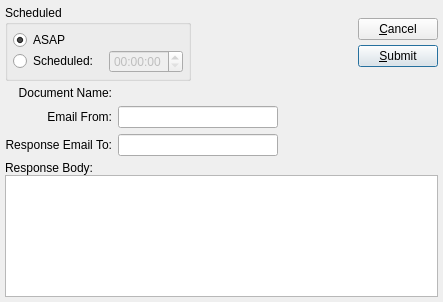
Old version of the form guiclient/submitReport.ui in the repository Pegasus-RPG/xtuple-client.
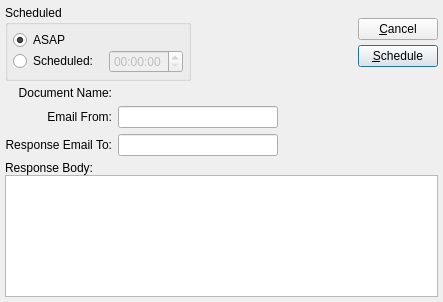
New version of the form. Custom widgets are drawn as their Qt base class.

What changed in the file:
```diff
--- a/guiclient/submitReport.ui
+++ b/guiclient/submitReport.ui
@@ -143,7 +143,7 @@
          <item>
           <widget class="QPushButton" name="_submit" >
            <property name="text" >
-            <string>&amp;Submit</string>
+            <string>&amp;Schedule</string>
            </property>
            <property name="autoDefault" >
             <bool>true</bool>
```
Left out of the diff: 2 changed lines with no effect on the pictures.
